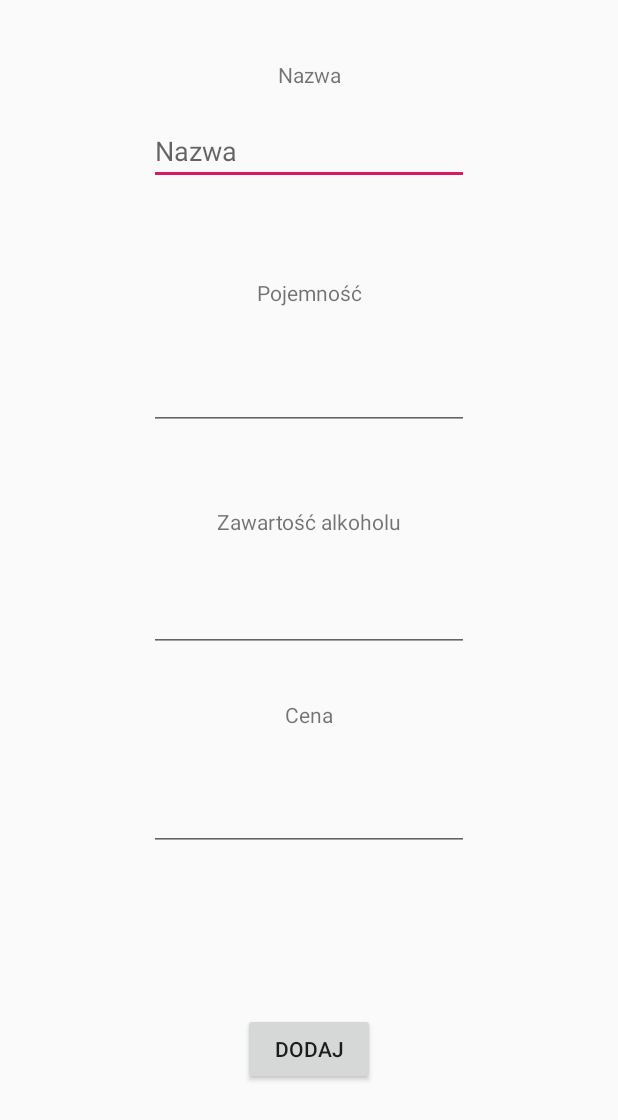
After one commit to dzazef/mobile-applications-project, an Android app: the layout add_alcohol_dialog.xml on its own in the app's theme, with its tools: preview values and no code run, on a phone screen of 412 x 824 dp. The commit adds this screen. Shown: the top 1120 px of the screen. Run offline under Robolectric (Android 15) with nearby library versions, the phone set to English and light mode, and no system bars.

Commit message:
Begin add alcohol dialog

```diff
--- a/AlkoMaster/app/src/main/AndroidManifest.xml
+++ b/AlkoMaster/app/src/main/AndroidManifest.xml
@@ -9,7 +9,7 @@
             android:roundIcon="@mipmap/ic_launcher_round"
             android:supportsRtl="true"
             android:theme="@style/AppTheme">
-        <activity android:name=".MainActivity">
+        <activity android:name=".activities.MainActivity">
             <intent-filter>
                 <action android:name="android.intent.action.MAIN"/>
 
--- /dev/null
+++ b/AlkoMaster/app/src/main/java/pl/am2019/alkomaster/activities/AddAlcoholActivity.java
@@ -0,0 +1,4 @@
+package pl.am2019.alkomaster.activities;
+
+public class AddAlcoholActivity {
+}
--- a/AlkoMaster/app/src/main/java/pl/am2019/alkomaster/MainActivity.kt
+++ b/AlkoMaster/app/src/main/java/pl/am2019/alkomaster/activities/MainActivity.kt
@@ -1,9 +1,10 @@
-package pl.am2019.alkomaster
+package pl.am2019.alkomaster.activities
 
 import android.os.AsyncTask
 import android.os.Bundle
 import android.support.v7.app.AppCompatActivity
 import android.util.Log
+import pl.am2019.alkomaster.R
 import pl.am2019.alkomaster.db.AppDatabase
 import pl.am2019.alkomaster.db.OpenDatabase
 import pl.am2019.alkomaster.db.alcohol.Alcohol
--- /dev/null
+++ b/AlkoMaster/app/src/main/res/layout-land/add_alcohol_dialog.xml
@@ -0,0 +1,99 @@
+<?xml version="1.0" encoding="utf-8"?>
+<android.support.constraint.ConstraintLayout xmlns:android="http://schemas.android.com/apk/res/android"
+                                             xmlns:app="http://schemas.android.com/apk/res-auto" android:layout_width="match_parent"
+                                             android:layout_height="match_parent">
+
+    <android.support.constraint.Guideline
+            android:orientation="vertical"
+            android:layout_width="wrap_content"
+            android:layout_height="wrap_content" android:id="@+id/addalcland_gdl1"
+            app:layout_constraintGuide_percent="0.50"/>
+    <?xml version="1.0" encoding="utf-8"?>
+
+    <TextView
+            android:text="Nazwa"
+            android:layout_width="wrap_content"
+            android:layout_height="wrap_content"
+            android:id="@+id/addalc_txt_name"
+            app:layout_constraintStart_toStartOf="parent" app:layout_constraintTop_toTopOf="parent"
+            app:layout_constraintBottom_toBottomOf="parent" app:layout_constraintVertical_bias="0.2"
+            app:layout_constraintEnd_toStartOf="@+id/addalcland_gdl1"/>
+    <EditText
+            android:layout_width="wrap_content"
+            android:layout_height="wrap_content"
+            android:inputType="textPersonName"
+            android:ems="10"
+            android:id="@+id/addalc_ptxt_name"
+            android:hint="Nazwa"
+            app:layout_constraintTop_toTopOf="parent"
+            app:layout_constraintBottom_toBottomOf="parent"
+            app:layout_constraintStart_toStartOf="parent"
+            app:layout_constraintVertical_bias="0.35"
+            app:layout_constraintEnd_toStartOf="@+id/addalcland_gdl1"/>
+    <TextView
+            android:text="Pojemność"
+            android:layout_width="wrap_content"
+            app:layout_constraintTop_toTopOf="parent"
+            app:layout_constraintBottom_toBottomOf="parent"
+            app:layout_constraintStart_toStartOf="parent"
+            android:layout_height="wrap_content" android:id="@+id/addalc_txt_capacity"
+            app:layout_constraintVertical_bias="0.55" app:layout_constraintEnd_toStartOf="@+id/addalcland_gdl1"
+    />
+    <EditText
+            android:layout_width="wrap_content"
+            app:layout_constraintTop_toTopOf="parent"
+            app:layout_constraintBottom_toBottomOf="parent"
+            app:layout_constraintStart_toStartOf="parent"
+            android:layout_height="wrap_content"
+            android:inputType="numberDecimal"
+            android:ems="10"
+            android:id="@+id/addalc_ptxt_capacity" app:layout_constraintVertical_bias="0.7"
+            app:layout_constraintEnd_toStartOf="@+id/addalcland_gdl1"/>
+    <TextView
+            android:text="Zawartość alkoholu"
+            app:layout_constraintTop_toTopOf="parent"
+            app:layout_constraintBottom_toBottomOf="parent"
+            app:layout_constraintEnd_toEndOf="parent"
+            android:layout_width="wrap_content"
+            android:layout_height="wrap_content"
+            android:id="@+id/addalc_txt_content" app:layout_constraintVertical_bias="0.2"
+            app:layout_constraintStart_toStartOf="@+id/addalcland_gdl1" android:layout_marginStart="8dp"/>
+    <EditText
+            app:layout_constraintTop_toTopOf="parent"
+            app:layout_constraintBottom_toBottomOf="parent"
+            app:layout_constraintEnd_toEndOf="parent"
+            android:layout_width="wrap_content"
+            android:layout_height="wrap_content"
+            android:inputType="numberDecimal"
+            android:ems="10"
+            android:id="@+id/addalc_ptxt_content" app:layout_constraintStart_toStartOf="@+id/addalcland_gdl1"
+            app:layout_constraintVertical_bias="0.35"/>
+    <TextView
+            android:text="Cena"
+            app:layout_constraintTop_toTopOf="parent"
+            app:layout_constraintBottom_toBottomOf="parent"
+            app:layout_constraintEnd_toEndOf="parent"
+            android:layout_width="wrap_content"
+            android:layout_height="wrap_content" android:id="@+id/addalc_txt_price"
+            app:layout_constraintVertical_bias="0.55" app:layout_constraintStart_toStartOf="@+id/addalcland_gdl1"
+    />
+    <EditText
+            android:layout_width="wrap_content"
+            app:layout_constraintTop_toTopOf="parent"
+            app:layout_constraintBottom_toBottomOf="parent"
+            app:layout_constraintEnd_toEndOf="parent"
+            android:layout_height="wrap_content"
+            android:inputType="numberDecimal"
+            android:ems="10"
+            android:id="@+id/addalc_ptxt_price" app:layout_constraintVertical_bias="0.7"
+            app:layout_constraintStart_toStartOf="@+id/addalcland_gdl1"/>
+    <Button
+            android:text="Dodaj"
+            app:layout_constraintTop_toTopOf="parent"
+            app:layout_constraintBottom_toBottomOf="parent"
+            app:layout_constraintStart_toStartOf="parent"
+            app:layout_constraintEnd_toEndOf="parent"
+            android:layout_width="wrap_content"
+            android:layout_height="wrap_content"
+            android:id="@+id/addalc_btn_add" app:layout_constraintVertical_bias="0.9"/>
+</android.support.constraint.ConstraintLayout>
--- a/AlkoMaster/app/src/main/res/layout/activity_main.xml
+++ b/AlkoMaster/app/src/main/res/layout/activity_main.xml
@@ -5,7 +5,7 @@
         xmlns:app="http://schemas.android.com/apk/res-auto"
         android:layout_width="match_parent"
         android:layout_height="match_parent"
-        tools:context=".MainActivity">
+        tools:context=".activities.MainActivity">
 
     <TextView
             android:layout_width="wrap_content"
--- /dev/null
+++ b/AlkoMaster/app/src/main/res/layout/add_alcohol_dialog.xml
@@ -0,0 +1,91 @@
+<?xml version="1.0" encoding="utf-8"?>
+<android.support.constraint.ConstraintLayout xmlns:android="http://schemas.android.com/apk/res/android"
+                                             xmlns:app="http://schemas.android.com/apk/res-auto" xmlns:tools="http://schemas.android.com/tools" android:layout_width="match_parent"
+                                             android:layout_height="match_parent">
+
+    <TextView
+            android:text="Nazwa"
+            android:layout_width="wrap_content"
+            android:layout_height="wrap_content"
+            android:id="@+id/addalc_txt_name" app:layout_constraintEnd_toEndOf="parent"
+            app:layout_constraintStart_toStartOf="parent" app:layout_constraintTop_toTopOf="parent"
+            app:layout_constraintBottom_toBottomOf="parent" app:layout_constraintVertical_bias="0.05"/>
+    <EditText
+            android:layout_width="wrap_content"
+            android:layout_height="wrap_content"
+            android:inputType="textPersonName"
+            android:ems="10"
+            android:id="@+id/addalc_ptxt_name"
+            android:hint="Nazwa"
+            app:layout_constraintTop_toTopOf="parent"
+            app:layout_constraintBottom_toBottomOf="parent"
+            app:layout_constraintStart_toStartOf="parent"
+            app:layout_constraintEnd_toEndOf="parent"
+            app:layout_constraintVertical_bias="0.1"/>
+    <TextView
+            android:text="Pojemność"
+            android:layout_width="wrap_content"
+            app:layout_constraintTop_toTopOf="parent"
+            app:layout_constraintBottom_toBottomOf="parent"
+            app:layout_constraintStart_toStartOf="parent"
+            app:layout_constraintEnd_toEndOf="parent"
+            android:layout_height="wrap_content" android:id="@+id/addalc_txt_capacity"
+            app:layout_constraintVertical_bias="0.23000002"/>
+    <EditText
+            android:layout_width="wrap_content"
+            app:layout_constraintTop_toTopOf="parent"
+            app:layout_constraintBottom_toBottomOf="parent"
+            app:layout_constraintStart_toStartOf="parent"
+            app:layout_constraintEnd_toEndOf="parent"
+            android:layout_height="wrap_content"
+            android:inputType="numberDecimal"
+            android:ems="10"
+            android:id="@+id/addalc_ptxt_capacity" app:layout_constraintVertical_bias="0.31"/>
+    <TextView
+            android:text="Zawartość alkoholu"
+            app:layout_constraintTop_toTopOf="parent"
+            app:layout_constraintBottom_toBottomOf="parent"
+            app:layout_constraintStart_toStartOf="parent"
+            app:layout_constraintEnd_toEndOf="parent"
+            android:layout_width="wrap_content"
+            android:layout_height="wrap_content"
+            android:id="@+id/addalc_txt_content" app:layout_constraintVertical_bias="0.42000002"/>
+    <EditText
+            app:layout_constraintTop_toTopOf="parent"
+            app:layout_constraintBottom_toBottomOf="parent"
+            app:layout_constraintStart_toStartOf="parent"
+            app:layout_constraintEnd_toEndOf="parent"
+            android:layout_width="wrap_content"
+            android:layout_height="wrap_content"
+            android:inputType="numberDecimal"
+            android:ems="10"
+            android:id="@+id/addalc_ptxt_content"/>
+    <TextView
+            android:text="Cena"
+            app:layout_constraintTop_toTopOf="parent"
+            app:layout_constraintBottom_toBottomOf="parent"
+            app:layout_constraintStart_toStartOf="parent"
+            app:layout_constraintEnd_toEndOf="parent"
+            android:layout_width="wrap_content"
+            android:layout_height="wrap_content" android:id="@+id/addalc_txt_price"
+            app:layout_constraintVertical_bias="0.58000004"/>
+    <EditText
+            android:layout_width="wrap_content"
+            app:layout_constraintTop_toTopOf="parent"
+            app:layout_constraintBottom_toBottomOf="parent"
+            app:layout_constraintStart_toStartOf="parent"
+            app:layout_constraintEnd_toEndOf="parent"
+            android:layout_height="wrap_content"
+            android:inputType="numberDecimal"
+            android:ems="10"
+            android:id="@+id/addalc_ptxt_price" app:layout_constraintVertical_bias="0.66999996"/>
+    <Button
+            android:text="Dodaj"
+            app:layout_constraintTop_toTopOf="parent"
+            app:layout_constraintBottom_toBottomOf="parent"
+            app:layout_constraintStart_toStartOf="parent"
+            app:layout_constraintEnd_toEndOf="parent"
+            android:layout_width="wrap_content"
+            android:layout_height="wrap_content"
+            android:id="@+id/addalc_btn_add" app:layout_constraintVertical_bias="0.87"/>
+</android.support.constraint.ConstraintLayout>
```
